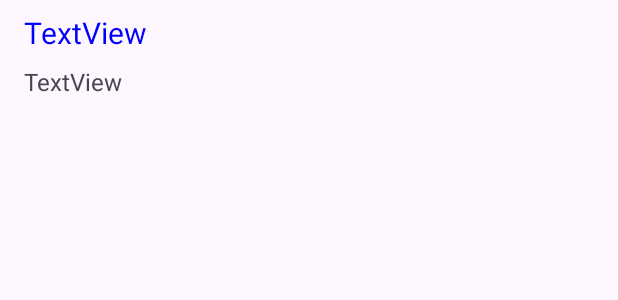
After one commit to aishaapat/AndriodChapterProjects1, an Android app: the layout list_item.xml on its own in the app's theme, with its tools: preview values and no code run, on a phone screen of 412 x 824 dp. The commit adds this screen. Shown: the top 300 px of the screen. Run offline under Robolectric (Android 15) with nearby library versions, the phone set to English and light mode, and no system bars.

Commit message:
changed somethings in the recycler view

```diff
--- a/app/src/main/java/com/example/andriodchapterprojects/DB/ContactDataSource.java
+++ b/app/src/main/java/com/example/andriodchapterprojects/DB/ContactDataSource.java
@@ -81,7 +81,7 @@ public class ContactDataSource
         return lastId;
     }
 
-    public ArrayList<Contact> getContactName(){
+    public ArrayList<Contact> getContacts(){
         ArrayList<Contact> contacts=new ArrayList<>();
 
         try{
--- /dev/null
+++ b/app/src/main/res/layout/list_item.xml
@@ -0,0 +1,49 @@
+<?xml version="1.0" encoding="utf-8"?>
+<androidx.constraintlayout.widget.ConstraintLayout xmlns:android="http://schemas.android.com/apk/res/android"
+    xmlns:app="http://schemas.android.com/apk/res-auto"
+    xmlns:tools="http://schemas.android.com/tools"
+    android:layout_width="match_parent"
+    android:layout_height="wrap_content">
+
+    <Button
+        android:id="@+id/buttonDeleteContact"
+        android:layout_width="wrap_content"
+        android:layout_height="wrap_content"
+        android:layout_marginTop="8dp"
+        android:layout_marginEnd="16dp"
+        android:layout_marginBottom="8dp"
+        android:backgroundTint="@color/system_transparent"
+        android:text="Delete"
+        android:textColor="@color/system_red"
+        android:visibility="invisible"
+        app:layout_constraintBottom_toBottomOf="parent"
+        app:layout_constraintEnd_toEndOf="parent"
+        app:layout_constraintTop_toTopOf="parent"
+        app:layout_constraintVertical_bias="0.034" />
+
+    <TextView
+        android:id="@+id/textPhoneNumber"
+        android:layout_width="wrap_content"
+        android:layout_height="wrap_content"
+        android:layout_marginStart="16dp"
+        android:layout_marginTop="8dp"
+        android:layout_marginBottom="8dp"
+        android:text="TextView"
+        android:textSize="16sp"
+        app:layout_constraintBottom_toBottomOf="parent"
+        app:layout_constraintStart_toStartOf="parent"
+        app:layout_constraintTop_toBottomOf="@+id/textContactName"
+        app:layout_constraintVertical_bias="0.033" />
+
+    <TextView
+        android:id="@+id/textContactName"
+        android:layout_width="wrap_content"
+        android:layout_height="wrap_content"
+        android:layout_marginStart="16dp"
+        android:layout_marginTop="8dp"
+        android:text="TextView"
+        android:textColor="@color/system_blue"
+        android:textSize="20sp"
+        app:layout_constraintStart_toStartOf="parent"
+        app:layout_constraintTop_toTopOf="parent" />
+</androidx.constraintlayout.widget.ConstraintLayout>
--- a/app/src/main/res/values/colors.xml
+++ b/app/src/main/res/values/colors.xml
@@ -3,4 +3,7 @@
     <color name="black">#FF000000</color>
     <color name="white">#FFFFFFFF</color>
     <color name="navbar_background">#1a1a48</color>
+    <color name="system_red">#FF0000</color>
+    <color name="system_transparent">#00000000</color>
+    <color name="system_blue">#0000ff</color>
 </resources>
--- /dev/null
+++ b/app/src/main/res/values/dimens.xml
@@ -0,0 +1,6 @@
+<?xml version="1.0" encoding="utf-8"?>
+<resources>
+    <dimen name="text_size_small">14sp</dimen>
+    <dimen name="text_size_medium">18sp</dimen>
+    <dimen name="text_size_large">22sp</dimen>
+</resources>
```
Also changed, not shown: app/src/main/java/com/example/andriodchapterprojects/Activities/ContactListActivty.java (+27 -18 lines), app/src/main/java/com/example/andriodchapterprojects/LayoutChanges/ContactAdapter.java (+19 -5 lines).
